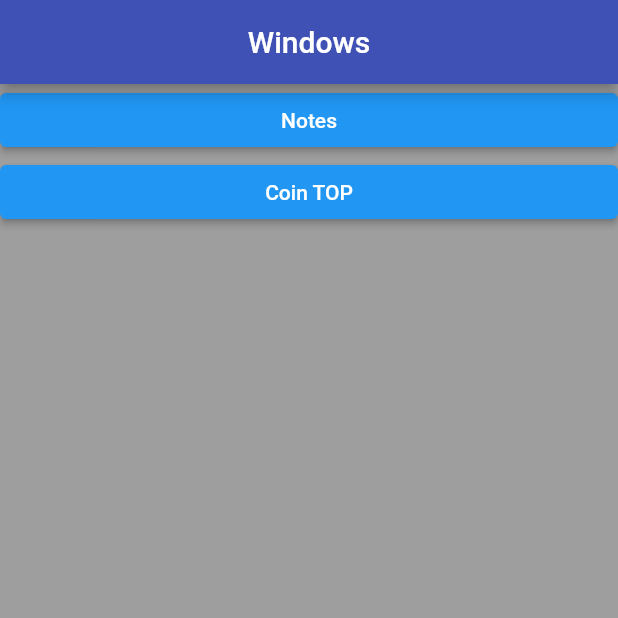
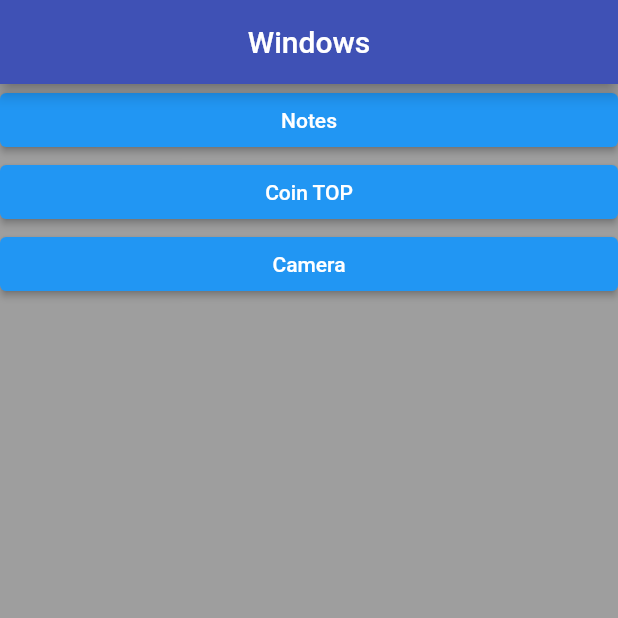
Before and after one commit to Killllot/Elementary-notes-and-API-with-tracking-course-crypto-money, a Flutter app: the screen it shows after launch, on a phone screen of 412 x 824 dp, the top half of it. Run offline on Flutter 3.47's test engine with Material 2 defaults, Android fonts, the phone set to English and light mode, and no system bars; our stand-ins replace image_picker.

Commit message:
Начал работу с камерой

```diff
--- /dev/null
+++ b/lib/pages/Camera.dart
@@ -0,0 +1 @@
+import 'package:image_picker/image_picker.dart';
--- a/lib/pages/mainWindow.dart
+++ b/lib/pages/mainWindow.dart
@@ -30,7 +30,11 @@ class _mainWindowState extends State<mainWindow> {
 
           ElevatedButton(onPressed: (){
             Navigator.pushNamed(context, '/Coin');
-          }, child: Text('Coin TOP'))
+          }, child: Text('Coin TOP')),
+
+          ElevatedButton(onPressed: (){
+
+          }, child: Text('Camera'))
         ],
       ),
     );
--- a/pubspec.yaml
+++ b/pubspec.yaml
@@ -24,6 +24,7 @@ dependencies:
   flutter:
     sdk: flutter
   http: ^0.13.3
+  image_picker: ^0.8.1+3
 
 
 
```
Also changed, not shown: pubspec.lock.
